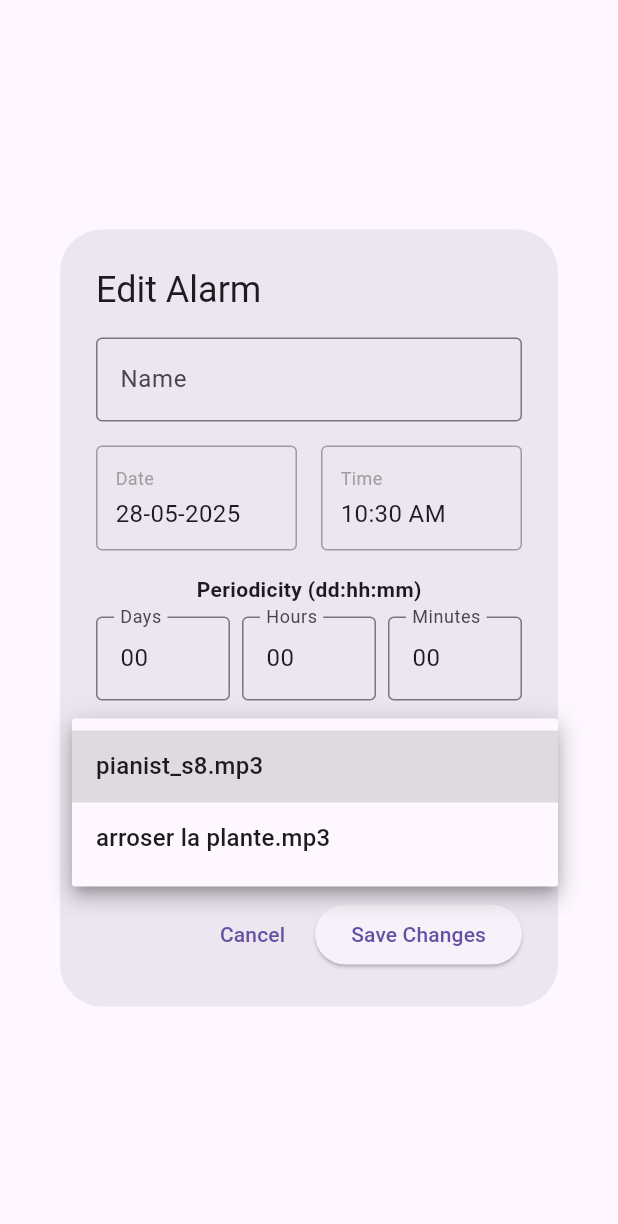
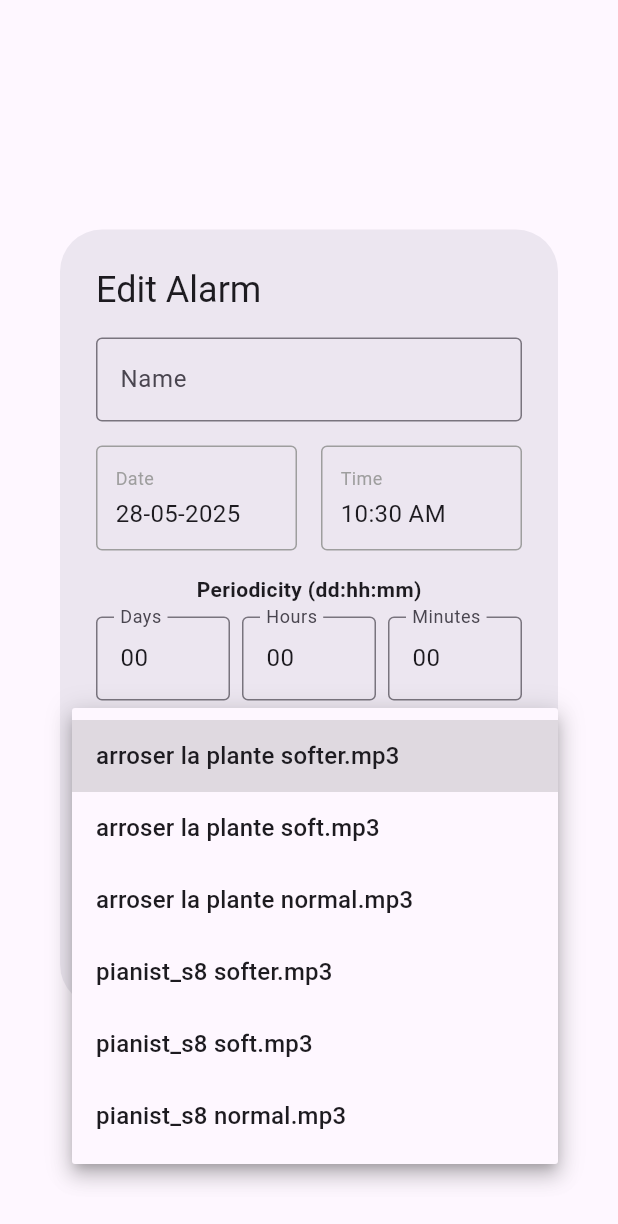
Before and after one commit to Archanciel/alarm_manager, a Flutter app: the EditAlarmDialog widget shown alone on an empty page, opened directly with empty values, after a tap on "Audio File", on a phone screen of 412 x 824 dp. Shown: the top 1224 px of the screen. Run offline on Flutter 3.47's test engine with Material 3 defaults, Android fonts, the phone set to English and light mode, and no system bars; our stand-ins replace audioplayers, flutter_local_notifications, logger, permission_handler, shared_preferences, timezone; missing offline and left inert: android_alarm_manager_plus; accounts and stored records are empty.

Commit message:
improved sounds

```diff
--- a/lib/views/add_alarm_view.dart
+++ b/lib/views/add_alarm_view.dart
@@ -22,11 +22,15 @@ class _AddAlarmDialogState extends State<AddAlarmDialog> {
 
   TimeOfDay _selectedTime = TimeOfDay.now();
   DateTime _selectedDate = DateTime.now();
-  String _selectedAudioFile = 'pianist_s8.mp3';
+  String _selectedAudioFile = 'pianist_s8 soft.mp3';
 
   final List<String> _audioFiles = [
-    'pianist_s8.mp3',
-    'arroser la plante.mp3',
+    'arroser la plante softer.mp3',
+    'arroser la plante soft.mp3',
+    'arroser la plante normal.mp3',
+    'pianist_s8 softer.mp3',
+    'pianist_s8 soft.mp3',
+    'pianist_s8 normal.mp3',
   ];
 
   @override
--- a/lib/views/edit_alarm_dialog.dart
+++ b/lib/views/edit_alarm_dialog.dart
@@ -28,8 +28,12 @@ class _EditAlarmDialogState extends State<EditAlarmDialog> {
   late String _selectedAudioFile;
 
   final List<String> _audioFiles = [
-    'pianist_s8.mp3',
-    'arroser la plante.mp3',
+    'arroser la plante softer.mp3',
+    'arroser la plante soft.mp3',
+    'arroser la plante normal.mp3',
+    'pianist_s8 softer.mp3',
+    'pianist_s8 soft.mp3',
+    'pianist_s8 normal.mp3',
   ];
 
   @override
```
Also changed, not shown: 8 other files.
